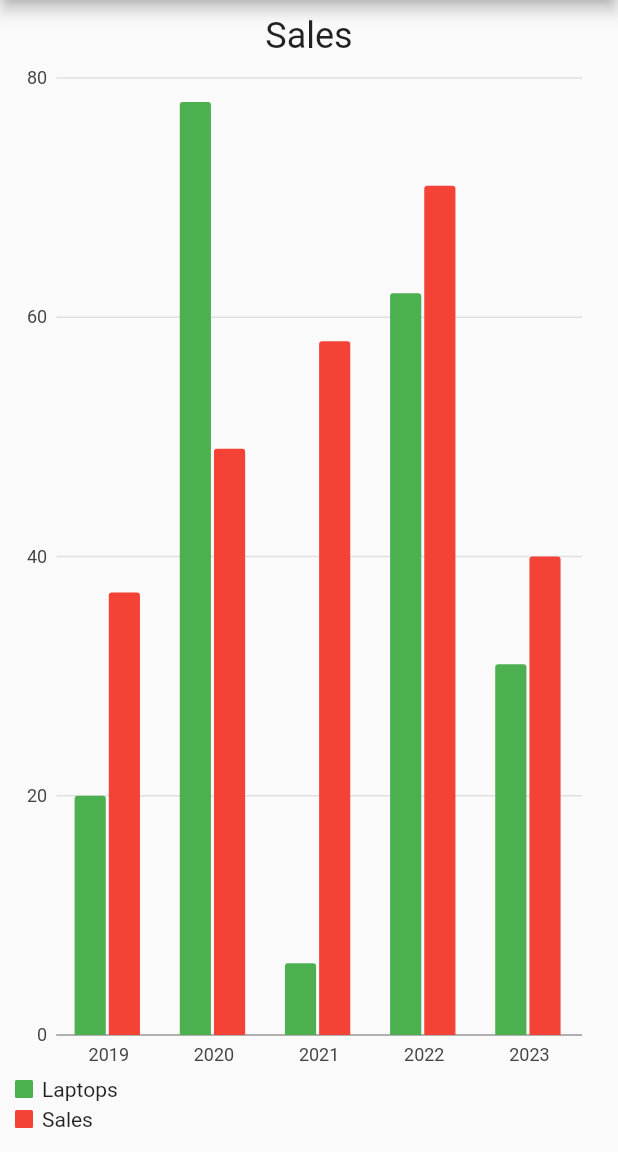
After one commit to SajjadAli54/flutter-with-michal-bryan, a Flutter app: the screen it shows after launch, on a phone screen of 412 x 824 dp, the part 84-1236 px from its top. The commit adds this screen. Run offline on Flutter 3.47's test engine with Material 2 defaults, Android fonts, the phone set to English and light mode, and no system bars; our stand-ins replace charts_flutter.

Commit message:
Worked on grouping data in flutter charts

```diff
--- /dev/null
+++ b/lib/groupdata/group_data.dart
@@ -0,0 +1,98 @@
+import 'package:flutter/material.dart';
+import 'dart:math';
+import 'package:charts_flutter/flutter.dart' as charts;
+
+class MyChartsGroupDemo extends StatefulWidget {
+  const MyChartsGroupDemo({super.key});
+
+  @override
+  State<MyChartsGroupDemo> createState() => _MyChartsGroupDemoState();
+}
+
+class _MyChartsGroupDemoState extends State<MyChartsGroupDemo> {
+  late List<Sales> _laptops;
+  late List<Sales> _desktops;
+  late List<charts.Series<Sales, String>> _chartsData;
+
+  void _makeData() {
+    _laptops = [];
+    _desktops = [];
+    _chartsData = [];
+
+    final random = Random();
+    for (int i = 2019; i <= 2023; i++) {
+      _laptops.add(Sales(i.toString(), random.nextInt(100)));
+      _desktops.add(Sales(i.toString(), random.nextInt(100)));
+    }
+
+    final laptopsSeries = charts.Series<Sales, String>(
+      id: 'Sales',
+      colorFn: (_, __) => charts.MaterialPalette.green.shadeDefault,
+      domainFn: (Sales sales, _) => sales.year,
+      measureFn: (Sales sales, _) => sales.sales,
+      displayName: "Laptops",
+      data: _laptops,
+    );
+    final desktopsSeries = charts.Series<Sales, String>(
+      id: 'Sales',
+      colorFn: (_, __) => charts.MaterialPalette.red.shadeDefault,
+      domainFn: (Sales sales, _) => sales.year,
+      measureFn: (Sales sales, _) => sales.sales,
+      data: _desktops,
+    );
+
+    _chartsData.add(laptopsSeries);
+    _chartsData.add(desktopsSeries);
+  }
+
+  @override
+  void initState() {
+    super.initState();
+    _makeData();
+  }
+
+  @override
+  Widget build(BuildContext context) {
+    return Scaffold(
+      appBar: AppBar(
+        title: const Text('Charts Demo'),
+      ),
+      body: Container(
+        padding: const EdgeInsets.all(10.0),
+        child: Center(
+            child: Column(
+          children: [
+            const Text(
+              'Sales',
+              style: TextStyle(fontSize: 24.0),
+            ),
+            Expanded(
+                child: charts.BarChart(
+              _chartsData,
+              animate: true,
+              barGroupingType: charts.BarGroupingType.grouped,
+              behaviors: [
+                charts.SeriesLegend(
+                  position: charts.BehaviorPosition.bottom,
+                  horizontalFirst: false,
+                  cellPadding: const EdgeInsets.only(right: 4.0, bottom: 4.0),
+                  showMeasures: true,
+                  measureFormatter: (num? value) {
+                    return value == null ? '-' : '${value}M';
+                  },
+                ),
+              ],
+            )),
+          ],
+        )),
+      ),
+    );
+  }
+}
+
+class Sales {
+  final String year;
+  final int sales;
+
+  Sales(this.year, this.sales);
+}
--- a/lib/main.dart
+++ b/lib/main.dart
@@ -1,5 +1,6 @@
 import 'package:flutter/material.dart';
 import 'package:flutter_bryan/charts/charts_demo.dart';
+import 'package:flutter_bryan/groupdata/group_data.dart';
 import 'package:flutter_bryan/steppar/my_stepper.dart';
 
 import 'gridview/mygridview.dart';
@@ -18,7 +19,7 @@ class MyApp extends StatelessWidget {
       theme: ThemeData(
         primarySwatch: Colors.blue,
       ),
-      home: const MyChartsDemo(),
+      home: const MyChartsGroupDemo(),
     );
   }
 }
```
Also changed, not shown: lib/groupdata/image/README/1678380328674.png (added), 2 other files.
